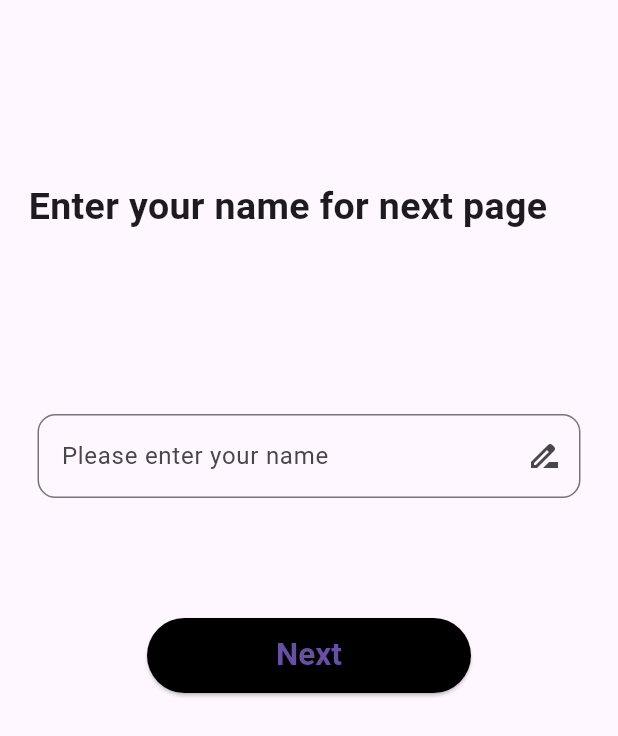
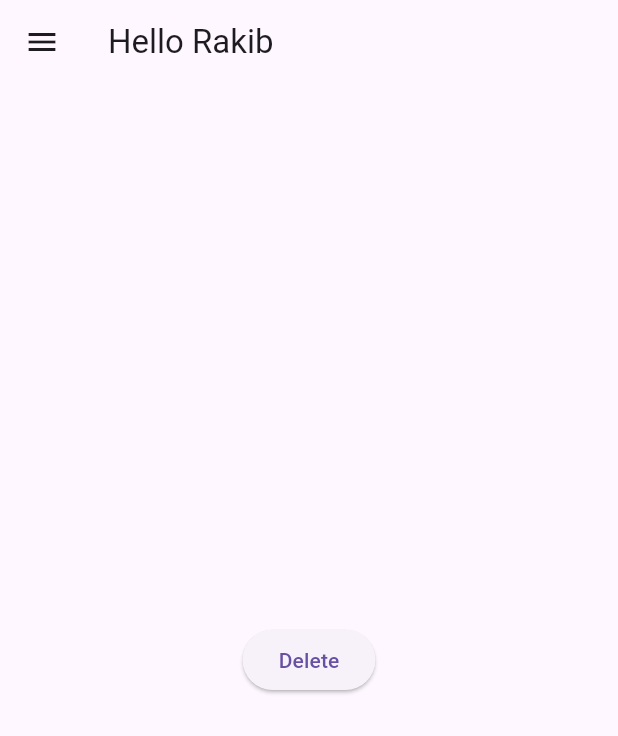
Before and after one commit to RakibulIslam10/Learnig_Resource, a Flutter app: the screen it shows after launch, on a phone screen of 412 x 824 dp. Shown: the top 736 px of the screen. Run offline on Flutter 3.47's test engine with Material 3 defaults, Android fonts, the phone set to English and light mode, and no system bars.

```diff
--- a/lib/main.dart
+++ b/lib/main.dart
@@ -1,79 +1,58 @@
-import 'package:flutter/cupertino.dart';
 import 'package:flutter/material.dart';
 
-import 'S.dart';
-
 void main() {
-  runApp(RakibApp());
+  runApp(RakibAlert());
 }
 
-class RakibApp extends StatelessWidget {
+class RakibAlert extends StatelessWidget {
   @override
   Widget build(BuildContext context) {
     return MaterialApp(
-      theme: ThemeData(
-          appBarTheme: AppBarTheme(
-            color: Colors.pink,
-          )),
-      title: "Rakib App",
       debugShowCheckedModeBanner: false,
-      home: FristScreen(),
+      home: Home(),
     );
   }
 }
 
-class FristScreen extends StatelessWidget {
-  var NameControler = TextEditingController();
+class Home extends StatelessWidget {
+  MySnacbar(msg, context) {
+    return ScaffoldMessenger.of(context)
+        .showSnackBar(SnackBar(content: Text(msg)));
+  }
+
   @override
   Widget build(BuildContext context) {
     return Scaffold(
+      appBar: AppBar(
+        title: Text("Hello Rakib"),
+      ),
+      drawer: Drawer(),
       body: Center(
-        child: ListView(
-          children: [
-            Padding(
-              padding: const EdgeInsets.symmetric(vertical: 120.0),
-              child: Padding(
-                padding: const EdgeInsets.symmetric(horizontal: 19.0),
-                child: Text(
-                  "Enter your name for next page",
-                  style: TextStyle(fontSize: 25, fontWeight: FontWeight.bold),
-                ),
-              ),
-            ),
-            Padding(
-              padding: const EdgeInsets.symmetric(horizontal: 25.0),
-              child: TextField(
-                controller: NameControler ,
-                decoration: InputDecoration(
-                    suffixIcon: Icon(Icons.drive_file_rename_outline),
-                    hintText: "Please enter your name",
-                    border: OutlineInputBorder(
-                      borderRadius: BorderRadius.circular(12),
-                    )),
-              ),
-            ),
-            SizedBox(
-              height: 80,
-            ),
-            Padding(
-              padding: const EdgeInsets.symmetric(horizontal: 98.0),
-              child: ElevatedButton(
-                onPressed: () {
-                  Navigator.push(
-                      context,
-                      MaterialPageRoute(
-                        builder: (context) => SecondScreen(NameControler.text.toString()),
-                      ));
-                },
-                child: Text("Next"),
-                style: ElevatedButton.styleFrom(
-                    backgroundColor: Colors.black,
-                    minimumSize: Size(10, 50),
-                    textStyle:
-                    TextStyle(fontSize: 21, fontWeight: FontWeight.bold)),
-              ),
-            )
-          ],
+        child: ElevatedButton(
+          onPressed: () {
+            showDialog(
+                context: context,
+                builder: (context) {
+                  return AlertDialog(
+                    title: Text("Are you Sure?"),
+                    content: Text("Do you want to delete?"),
+                    actions: [
+                      TextButton(
+                          onPressed: () {
+                            MySnacbar("Delete Succesfull", context);
+                            Navigator.pop(context);
+                          },
+                          child: Text("Yes")),
+                      TextButton(
+                          onPressed: () {
+                            Navigator.pop(context);
+                          },
+                          child: Text("No")),
+                    ],
+                  );
+                });
+          },
+          child: Text("Delete"),
         ),
       ),
     );
```
Also changed, not shown: lib/S.dart (deleted, +0 -35 lines).
